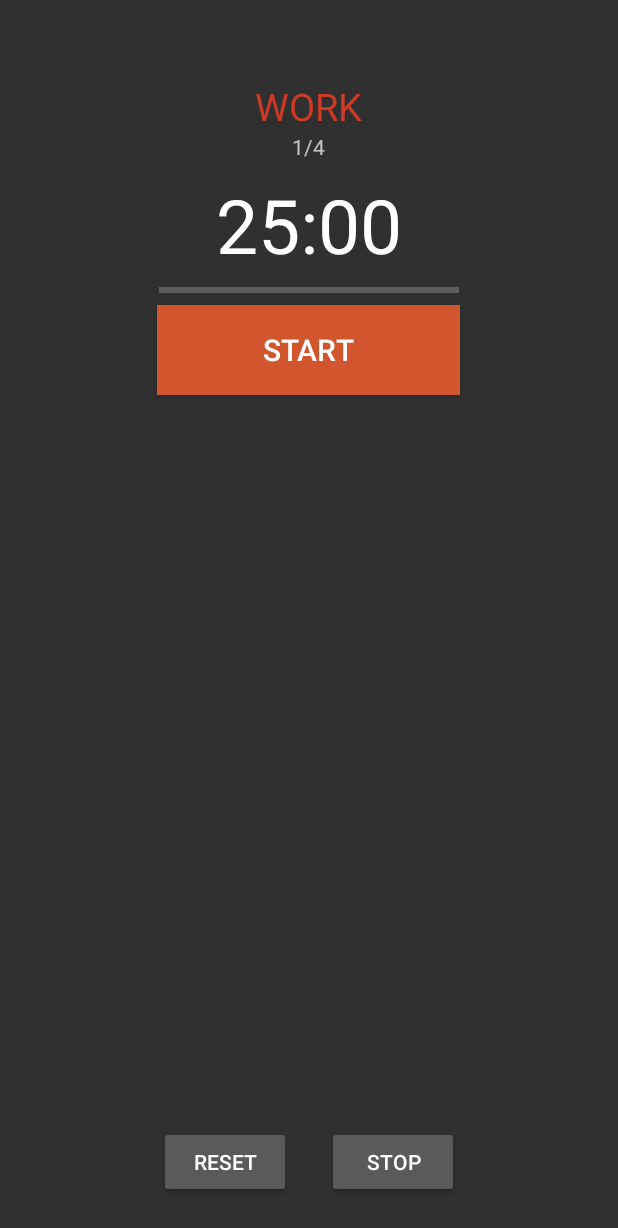
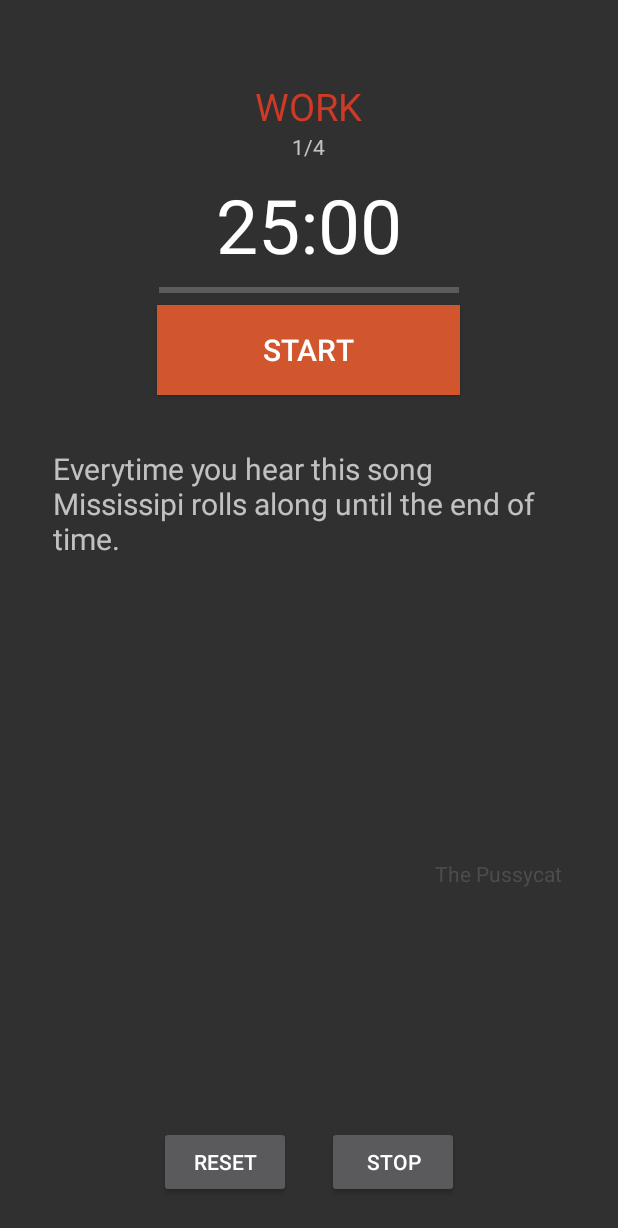
Before and after one commit to glaubermagal/pomodoro, an Android app: the screen it shows after launch (MainActivity), on a phone screen of 412 x 824 dp. Shown: the top 1228 px of the screen. Run offline under Robolectric (Android 15) with nearby library versions, the phone set to English and light mode, and no system bars.

Commit message:
Added a section with inspirational phrases.

```diff
--- a/app/src/main/res/layout/activity_main.xml
+++ b/app/src/main/res/layout/activity_main.xml
@@ -74,4 +74,30 @@
         android:layout_centerHorizontal="true"
         android:text="@string/cowntdown_counter" />
 
+    <TextView
+        android:id="@+id/quote"
+        android:layout_width="wrap_content"
+        android:layout_height="wrap_content"
+        android:layout_below="@+id/countdown_button"
+        android:layout_alignParentStart="true"
+        android:layout_alignParentBottom="true"
+        android:layout_marginStart="35dp"
+        android:layout_marginTop="35dp"
+        android:layout_marginEnd="35dp"
+        android:layout_marginBottom="195dp"
+        android:text="Everytime you hear this song Mississipi rolls along until the end of time."
+        android:textSize="20sp" />
+
+    <TextView
+        android:id="@+id/quote_author"
+        android:layout_width="wrap_content"
+        android:layout_height="wrap_content"
+        android:layout_below="@+id/quote"
+        android:layout_alignEnd="@+id/quote"
+        android:layout_marginTop="-251dp"
+        android:layout_marginEnd="2dp"
+        android:text="The Pussycat"
+        android:textColor="@color/colorTextGray"
+        android:textSize="14sp" />
+
 </RelativeLayout>
--- a/app/src/main/res/values/colors.xml
+++ b/app/src/main/res/values/colors.xml
@@ -5,4 +5,5 @@
     <color name="colorPrimaryDark">#d1562d</color>
     <color name="colorAccent">#FF4081</color>
     <color name="colorWhite">#FFFFFF</color>
+    <color name="colorTextGray">#4d4d4d</color>
 </resources>
```
